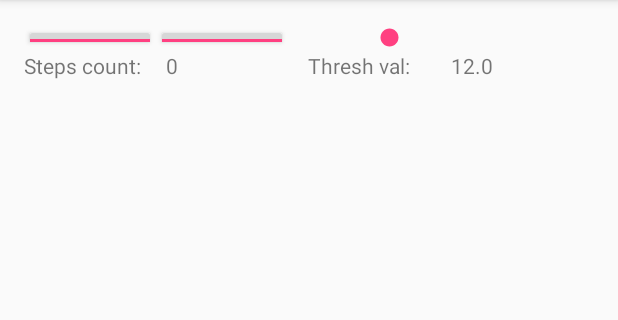
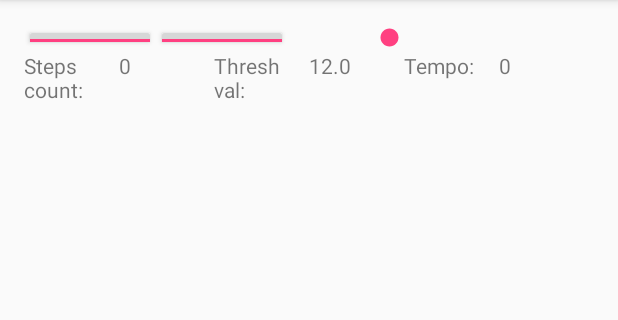
Before and after one commit to MichalDanielDobrzanski/WalkingSynth, an Android app: the screen it shows after launch (MainActivity), on a phone screen of 412 x 824 dp, the part 84-404 px from its top. Run offline under Robolectric (Android 15) with nearby library versions, the phone set to English and light mode, and no system bars; libraries missing offline, so code that uses them is left out: csnd6.controlChannelType, org.achartengine, org.achartengine.chart, org.achartengine.model, org.achartengine.renderer; 39 statements that could not run were skipped.

Commit message:
Tempo in MainActivity UI

```diff
--- a/app/src/main/java/com/dobi/walkingsynth/MainActivity.java
+++ b/app/src/main/java/com/dobi/walkingsynth/MainActivity.java
@@ -35,6 +35,7 @@ public class MainActivity extends AppCompatActivity {
     private AccelerometerGraph mAccelGraph = new AccelerometerGraph();
     private TextView mThreshValTextView;
     private TextView mStepCountTextView;
+    private TextView mTempoValTextView;
     private MusicAnalyzer mMusicAnalyzer;
 
     @Override
@@ -76,6 +77,8 @@ public class MainActivity extends AppCompatActivity {
                 ++mStepCount;
                 mStepCountTextView.setText(String.valueOf(mStepCount));
                 mMusicAnalyzer.onStep(eventMsecTime);
+                mTempoValTextView.setText(
+                        String.valueOf(mMusicAnalyzer.getTempo()));
             }
         });
         // seek bar configuration
@@ -102,13 +105,15 @@ public class MainActivity extends AppCompatActivity {
 
             }
         });
+        // instantiate Musicnalyzer
+        mMusicAnalyzer = new MusicAnalyzer(getResources(),getCacheDir());
         // get and configure text views
         mThreshValTextView = (TextView)findViewById(R.id.threshval_textView);
         mThreshValTextView.setText(String.valueOf(AccelerometerProcessing.getThreshold()));
         mStepCountTextView = (TextView)findViewById(R.id.stepcount_textView);
         mStepCountTextView.setText(String.valueOf(0));
-        // configure csound
-        mMusicAnalyzer = new MusicAnalyzer(getResources(),getCacheDir());
+        mTempoValTextView = (TextView)findViewById(R.id.tempoval_textView);
+        mTempoValTextView.setText(String.valueOf(mMusicAnalyzer.getTempo()));
     }
 
     private void createButtons() {
--- a/app/src/main/java/com/dobi/walkingsynth/music/MusicAnalyzer.java
+++ b/app/src/main/java/com/dobi/walkingsynth/music/MusicAnalyzer.java
@@ -6,12 +6,14 @@ import android.util.Log;
 import java.io.File;
 
 /**
- * Anaylizing tempo and other parameters
+ * Anaylizing tempo and other parameters.
  */
 public class MusicAnalyzer extends CsoundBaseSetup {
 
     private static final String TAG = CsoundBaseSetup.class.getSimpleName();
 
+    private static final int MIN_TEMPO = 60;
+    private static final int MAX_TEMPO = 240;
     private int mStepCount = 0;
     private long mLastEventTime = 0;
     private int mTempo = 0;
@@ -22,12 +24,11 @@ public class MusicAnalyzer extends CsoundBaseSetup {
 
     /**
      * Called when step has been detected.
-     *
      * @param eventMsecTime current event time in milliseconds.
      */
     public void onStep(long eventMsecTime) {
+        Log.d(TAG, "onStep");
         ++mStepCount;
-        Log.d(TAG, "onStep");
         calculateTempo(eventMsecTime);
         csoundObj.sendScore(String.format(
                 "i3 0 0.25 100", mStepCount));
@@ -46,8 +47,19 @@ public class MusicAnalyzer extends CsoundBaseSetup {
      */
     public void calculateTempo(long eventTime) {
         final int tempo =  (int)(1 / ((float)(eventTime - mLastEventTime) / (1000 * 60)));
-        Log.d(TAG, "Tempo: " + tempo + "bpm.");
+        // process tempo
+        if (tempo < MIN_TEMPO) {
+            mTempo = MIN_TEMPO;
+        } else if (tempo > MAX_TEMPO) {
+            mTempo = MAX_TEMPO;
+        } else {
+            mTempo = tempo;
+        }
+        Log.d(TAG, "Tempo: " + mTempo + "bpm.");
         mLastEventTime = eventTime;
-        mTempo = tempo;
+    }
+
+    public int getTempo() {
+        return mTempo;
     }
 }
--- a/app/src/main/res/layout/activity_main.xml
+++ b/app/src/main/res/layout/activity_main.xml
@@ -43,7 +43,7 @@
             android:orientation="horizontal"
             android:layout_width="match_parent"
             android:layout_height="match_parent"
-            android:weightSum="4">
+            android:weightSum="6">
 
             <TextView
                 android:layout_weight="1"
@@ -69,6 +69,18 @@
                 android:layout_height="wrap_content"
                 android:id="@+id/threshval_textView" />
 
+            <TextView
+                android:layout_weight="1"
+                android:layout_width="0dp"
+                android:layout_height="wrap_content"
+                android:text="@string/tempo_val" />
+
+            <TextView
+                android:layout_weight="1"
+                android:layout_width="0dp"
+                android:layout_height="wrap_content"
+                android:id="@+id/tempoval_textView" />
+
         </LinearLayout>
 
     </LinearLayout>
--- a/app/src/main/res/values/strings.xml
+++ b/app/src/main/res/values/strings.xml
@@ -9,5 +9,6 @@
     <string name="step_detect">steps</string>
     <string name="steps_count">Steps count:</string>
     <string name="thresh_val">Thresh val:</string>
+    <string name="tempo_val">Tempo:</string>
 
 </resources>
```
